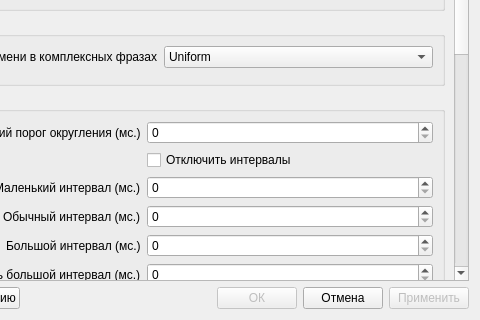
Before: the Qt Designer form sources/settings.ui in denzor200/BiffGui, drawn with Qt 5; both pictures show x 182 to 662 and y 163 to 483 of the 662 by 483 pixel window.
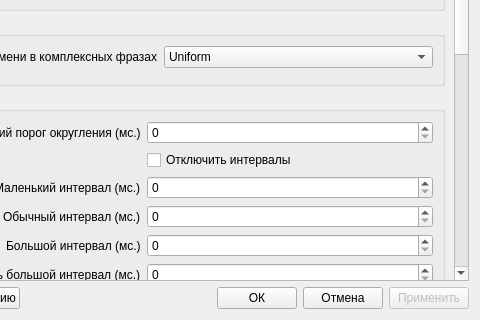
After: the same form once the commit is applied. Custom widgets are drawn as their Qt base class.

Commit message: [Settings] OK button is always enabled

Patch:
```diff
--- a/sources/settings.ui
+++ b/sources/settings.ui
@@ -828,7 +828,7 @@
      <item>
       <widget class="QPushButton" name="pushButton_OK">
        <property name="enabled">
-        <bool>false</bool>
+        <bool>true</bool>
        </property>
        <property name="text">
         <string>ОК</string>
```
Left out of the diff: 2 changed lines with no effect on the pictures. The commit also changes 1 other file.
